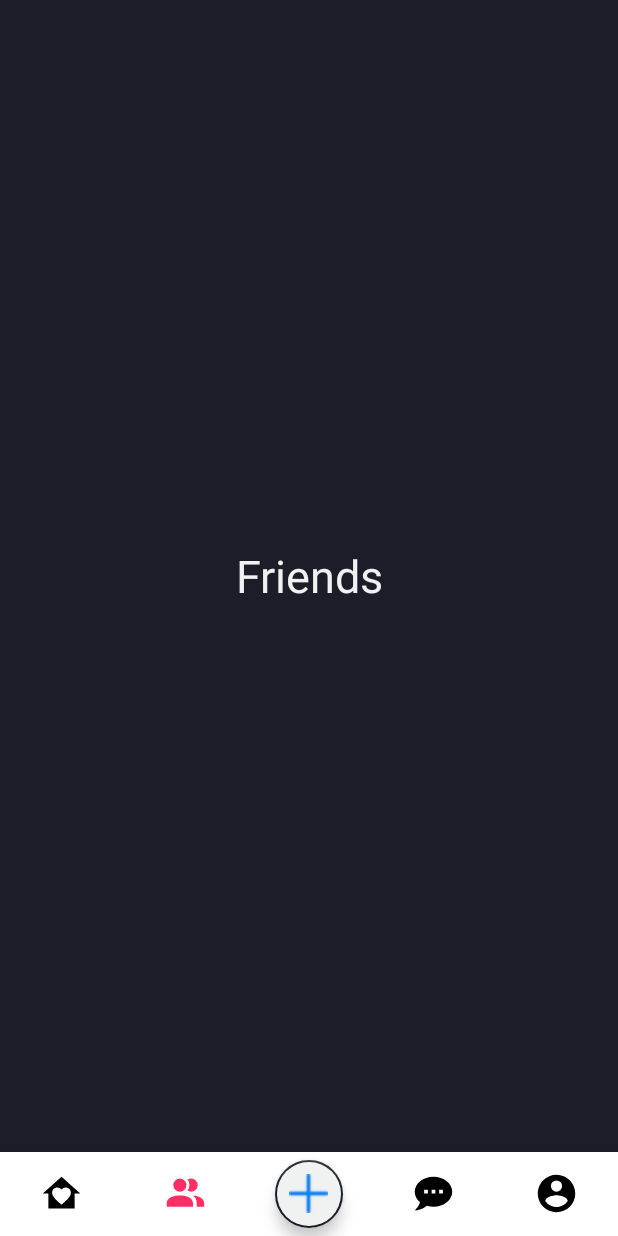
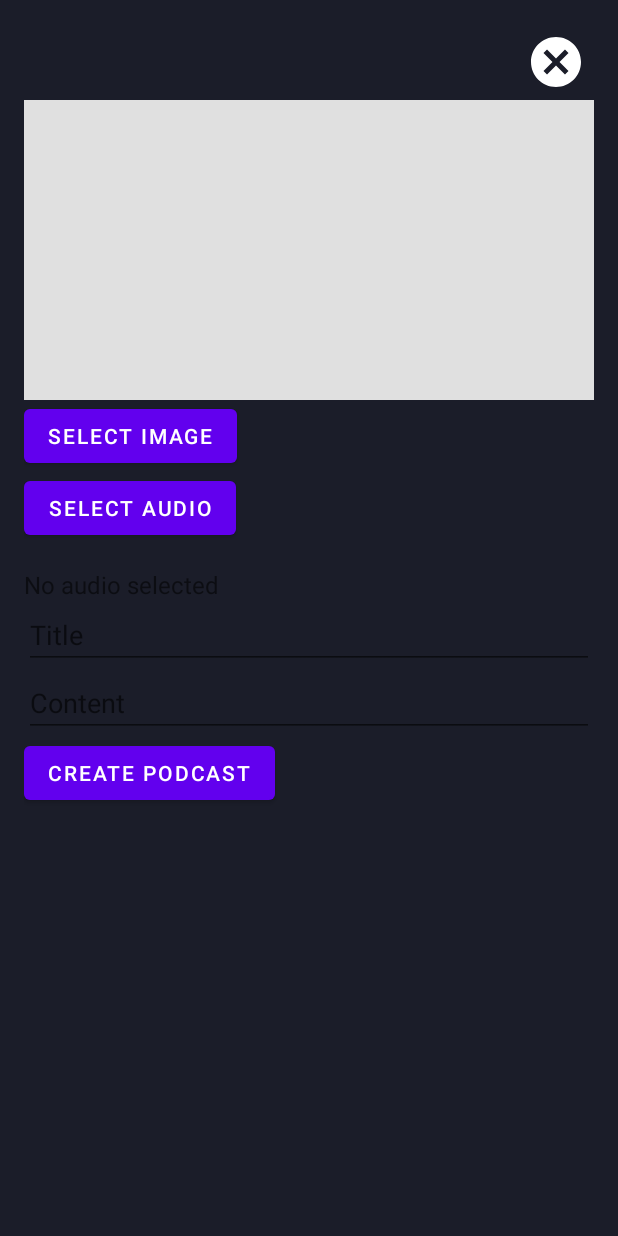
Before and after one commit to nauht1/blankcil_android, an Android app: the MainActivity screen opened directly, with no data from a screen before it, item 3 of the bottom bar chosen, on a phone screen of 412 x 824 dp. Run offline under Robolectric (Android 15) with nearby library versions, the phone set to English and light mode, and no system bars; pictures from the network do not load.

Commit message:
create podcast
Signed-off-by: MinhThuan <thuanngo454@gmail.com>

```diff
--- a/app/src/main/AndroidManifest.xml
+++ b/app/src/main/AndroidManifest.xml
@@ -4,6 +4,10 @@
     <uses-permission android:name="android.permission.ACCESS_NETWORK_STATE" />
     <uses-permission android:name="android.permission.INTERNET" />
     <uses-permission android:name="android.permission.ACCESS_WIFI_STATE" />
+    <uses-permission android:name="android.permission.READ_MEDIA_IMAGES" />
+    <uses-permission android:name="android.permission.READ_MEDIA_AUDIO" />
+    <uses-permission android:name="android.permission.READ_MEDIA_VIDEO" />
+    <uses-permission android:name="android.permission.READ_EXTERNAL_STORAGE" />
     <application
         android:networkSecurityConfig="@xml/network_security_config"
         android:allowBackup="true"
--- a/app/src/main/java/hcmute/com/blankcil/config/RetrofitClient.java
+++ b/app/src/main/java/hcmute/com/blankcil/config/RetrofitClient.java
@@ -11,11 +11,11 @@ import retrofit2.converter.gson.GsonConverterFactory;
 
 public class RetrofitClient {
     //Dùng để chạy local host song song với máy ảo
-//    private static String BASE_URL="http://10.0.2.2:9090/api/v1/";
+    private static String BASE_URL="http://10.0.2.2:9090/api/v1/";
 
     //Dùng để chạy local host song song với máy THẬT, cả 2 thiết bị phải cùng kết nối chung 1 internet
     //và thay IPv4 của (windows/mac) vào bên dưới nhé.
-    private static String BASE_URL="http://192.168.1.3:9090/api/v1/";
+//    private static String BASE_URL="http://192.168.1.3:9090/api/v1/";
 
 
     private static RetrofitClient retrofitClient;
--- a/app/src/main/java/hcmute/com/blankcil/constants/APIService.java
+++ b/app/src/main/java/hcmute/com/blankcil/constants/APIService.java
@@ -2,14 +2,18 @@ package hcmute.com.blankcil.constants;
 
 import hcmute.com.blankcil.model.AuthenticateRequest;
 import hcmute.com.blankcil.model.AuthenticateResponse;
+import hcmute.com.blankcil.model.PodcastModel;
 import hcmute.com.blankcil.model.PodcastResponse;
 import hcmute.com.blankcil.model.ProfileResponse;
-import hcmute.com.blankcil.model.UserModel;
+import hcmute.com.blankcil.model.ResponseModel;
+import okhttp3.MultipartBody;
 import retrofit2.Call;
 import retrofit2.http.Body;
 import retrofit2.http.GET;
 import retrofit2.http.Header;
+import retrofit2.http.Multipart;
 import retrofit2.http.POST;
+import retrofit2.http.Part;
 import retrofit2.http.Query;
 
 public interface APIService {
@@ -18,6 +22,16 @@ public interface APIService {
             @Header("Authorization") String token,
             @Query("pageNumber") int pageNumber,
             @Query("trending") boolean trending
+    );
+
+    @Multipart
+    @POST("podcast/upload")
+    Call<ResponseModel<PodcastModel>> createPodcast(
+            @Header("Authorization") String token,
+            @Part MultipartBody.Part title,
+            @Part MultipartBody.Part content,
+            @Part MultipartBody.Part imageFile,
+            @Part MultipartBody.Part audioFile
     );
 
     @POST("auth/authenticate")
--- a/app/src/main/java/hcmute/com/blankcil/view/activities/MainActivity.java
+++ b/app/src/main/java/hcmute/com/blankcil/view/activities/MainActivity.java
@@ -2,23 +2,31 @@ package hcmute.com.blankcil.view.activities;
 
 import androidx.annotation.NonNull;
 import androidx.appcompat.app.AppCompatActivity;
+import androidx.fragment.app.Fragment;
+import androidx.fragment.app.FragmentManager;
+import androidx.fragment.app.FragmentTransaction;
 import androidx.viewpager2.widget.ViewPager2;
 
 import android.os.Bundle;
 import android.view.MenuItem;
+import android.view.View;
+import android.widget.ImageButton;
 
+import com.google.android.material.bottomappbar.BottomAppBar;
 import com.google.android.material.bottomnavigation.BottomNavigationView;
+import com.google.android.material.floatingactionbutton.FloatingActionButton;
 import com.google.android.material.navigation.NavigationBarView;
 
 import hcmute.com.blankcil.R;
 import hcmute.com.blankcil.view.adapter.ViewPagerAdapter;
-import hcmute.com.blankcil.databinding.ActivityMainBinding;
+import hcmute.com.blankcil.view.fragments.CreatePodcastFragment;
 
 public class MainActivity extends AppCompatActivity {
     private ViewPager2 mViewPager;
     private BottomNavigationView mBottomNavigationView;
-    ActivityMainBinding activityMainBinding;
     private BottomNavigationView bottomNav;
+    private FloatingActionButton fabCreatePodcast;
+    private BottomAppBar bottomAppBar;
     @Override
     protected void onCreate(Bundle savedInstanceState) {
         super.onCreate(savedInstanceState);
@@ -26,9 +34,26 @@ public class MainActivity extends AppCompatActivity {
 
         mViewPager = findViewById(R.id.viewPager);
         mBottomNavigationView = findViewById(R.id.bottomNav);
+        fabCreatePodcast = findViewById(R.id.fabCreatePodcast);
+        bottomAppBar = findViewById(R.id.bottomAppBar);
 
         ViewPagerAdapter viewPagerAdapter = new ViewPagerAdapter(this);
         mViewPager.setAdapter(viewPagerAdapter);
+
+        fabCreatePodcast.setOnClickListener(new View.OnClickListener() {
+            @Override
+            public void onClick(View v) {
+                mViewPager.setVisibility(View.GONE);
+                mBottomNavigationView.setVisibility(View.GONE);
+                bottomAppBar.setVisibility(View.GONE);
+
+                Fragment mFragment = null;
+                mFragment = new CreatePodcastFragment();
+                FragmentManager fragmentManager = getSupportFragmentManager();
+                fragmentManager.beginTransaction()
+                        .replace(R.id.fragment_container, mFragment).commit();
+            }
+        });
 
         mViewPager.registerOnPageChangeCallback(new ViewPager2.OnPageChangeCallback() {
             @Override
--- /dev/null
+++ b/app/src/main/java/hcmute/com/blankcil/view/fragments/CreatePodcastFragment.java
@@ -0,0 +1,239 @@
+package hcmute.com.blankcil.view.fragments;
+
+import android.annotation.SuppressLint;
+import android.app.Activity;
+import android.content.Intent;
+import android.database.Cursor;
+import android.media.MediaPlayer;
+import android.net.Uri;
+import android.os.Bundle;
+
+import androidx.annotation.NonNull;
+import androidx.annotation.Nullable;
+import androidx.fragment.app.Fragment;
+import androidx.fragment.app.FragmentManager;
+
+import android.provider.MediaStore;
+import android.util.Log;
+import android.view.LayoutInflater;
+import android.view.View;
+import android.view.ViewGroup;
+import android.widget.Button;
+import android.widget.EditText;
+import android.widget.ImageButton;
+import android.widget.ImageView;
+import android.widget.ProgressBar;
+import android.widget.TextView;
+import android.widget.Toast;
+
+import com.google.android.material.floatingactionbutton.FloatingActionButton;
+
+import java.io.File;
+import java.io.FileOutputStream;
+import java.io.IOException;
+import java.io.InputStream;
+import java.io.OutputStream;
+
+import hcmute.com.blankcil.R;
+import hcmute.com.blankcil.config.RetrofitClient;
+import hcmute.com.blankcil.constants.APIService;
+import hcmute.com.blankcil.model.PodcastModel;
+import hcmute.com.blankcil.model.PodcastResponse;
+import hcmute.com.blankcil.model.ResponseModel;
+import hcmute.com.blankcil.utils.SharedPrefManager;
+import hcmute.com.blankcil.view.activities.MainActivity;
+import hcmute.com.blankcil.view.adapter.PodcastAdapter;
+import okhttp3.MediaType;
+import okhttp3.MultipartBody;
+import okhttp3.RequestBody;
+
+import okhttp3.Response;
+import retrofit2.Call;
+import retrofit2.Callback;
+
+public class CreatePodcastFragment extends Fragment {
+
+    private static final int PICK_IMAGE_REQUEST = 1;
+    private static final int PICK_AUDIO_REQUEST = 2;
+    private static final String TAG = "CreatePodcastFragment";
+    private Uri imageUri;
+    private Uri audioUri;
+
+    private ImageView imageView;
+    private EditText titleEditText;
+    private EditText contentEditText;
+    private Button selectImageButton;
+    private Button selectAudioButton;
+    private Button createPodcastButton;
+    private APIService apiService;
+    private Activity activity;
+    ImageButton closeBtn;
+    ProgressBar progressBar;
+    FloatingActionButton fabCreatePodcast;
+    private TextView audioFileNameTextView;
+    @Nullable
+    @Override
+    public View onCreateView(@NonNull LayoutInflater inflater, @Nullable ViewGroup container, @Nullable Bundle savedInstanceState) {
+        View view = inflater.inflate(R.layout.fragment_create_podcast, container, false);
+        Log.d(TAG, "onCreateView: Fragment Created");
+        activity = getActivity();
+
+        RetrofitClient retrofitClient = RetrofitClient.getInstance();
+        apiService = retrofitClient.getApi();
+
+        progressBar = ((MainActivity) getActivity()).findViewById(R.id.uploadingProgress);
+        fabCreatePodcast = ((MainActivity) getActivity()).findViewById(R.id.fabCreatePodcast);
+        fabCreatePodcast.setVisibility(View.GONE);
+        imageView = view.findViewById(R.id.imageView);
+        titleEditText = view.findViewById(R.id.titleEditText);
+        contentEditText = view.findViewById(R.id.contentEditText);
+        selectImageButton = view.findViewById(R.id.selectImageButton);
+        selectAudioButton = view.findViewById(R.id.selectAudioButton);
+        createPodcastButton = view.findViewById(R.id.createPodcastButton);
+        audioFileNameTextView = view.findViewById(R.id.audioFileNameTextView);
+        selectImageButton.setOnClickListener(v -> openFileChooser(PICK_IMAGE_REQUEST));
+        selectAudioButton.setOnClickListener(v -> openFileChooser(PICK_AUDIO_REQUEST));
+
+
+
+        closeBtn = view.findViewById(R.id.closeButton);
+
+        // Xử lý nút đóng
+        closeBtn.setOnClickListener(new View.OnClickListener() {
+            @Override
+            public void onClick(View v) {
+                closeFragment();
+                fabCreatePodcast.setVisibility(View.VISIBLE);
+            }
+        });
+
+        createPodcastButton.setOnClickListener(v -> {
+            try {
+                uploadPodcast();
+            } catch (IOException e) {
+                throw new RuntimeException(e);
+            }
+        });
+
+        return view;
+    }
+
+    private void closeFragment() {
+        getParentFragmentManager().beginTransaction().remove(CreatePodcastFragment.this).commit();
+
+        // Hiển thị lại ViewPager2 và BottomNavigationView
+        MainActivity mainActivity = (MainActivity) getActivity();
+        if (mainActivity != null) {
+            mainActivity.findViewById(R.id.viewPager).setVisibility(View.VISIBLE);
+            mainActivity.findViewById(R.id.bottomNav).setVisibility(View.VISIBLE);
+            mainActivity.findViewById(R.id.bottomAppBar).setVisibility(View.VISIBLE);
+        }
+    }
+
+    private void openFileChooser(int requestCode) {
+        Intent intent = new Intent(Intent.ACTION_GET_CONTENT);
+        if (requestCode == PICK_IMAGE_REQUEST) {
+            intent.setType("image/*");
+        } else if (requestCode == PICK_AUDIO_REQUEST) {
+            intent.setType("audio/*");
+        }
+        startActivityForResult(intent, requestCode);
+    }
+
+    @Override
+    public void onActivityResult(int requestCode, int resultCode, @Nullable Intent data) {
+        super.onActivityResult(requestCode, resultCode, data);
+        if (resultCode == getActivity().RESULT_OK && data != null && data.getData() != null) {
+            if (requestCode == PICK_IMAGE_REQUEST) {
+                imageUri = data.getData();
+                imageView.setImageURI(imageUri);
+            } else if (requestCode == PICK_AUDIO_REQUEST) {
+                audioUri = data.getData();
+                audioFileNameTextView.setText(getFileName(audioUri));
+            }
+        }
+    }
+
+    private void uploadPodcast() throws IOException {
+        String title = titleEditText.getText().toString();
+        String content = contentEditText.getText().toString();
+
+        if (imageUri == null) {
+            Toast.makeText(activity, "Vui lòng chọn ảnh", Toast.LENGTH_SHORT).show();
+            return;
+        }
+
+        if (audioUri == null) {
+            Toast.makeText(activity, "Vui lòng chọn audio", Toast.LENGTH_SHORT).show();
+            return;
+        }
+
+        if (title.isEmpty()) {
+            titleEditText.setError("Vui lòng nhập tiêu đề");
+            return;
+        }
+
+        //Dong form khi an tao
+        closeFragment();
+        progressBar.setVisibility(View.VISIBLE);
+        fabCreatePodcast.setVisibility(View.GONE);
+
+        MultipartBody.Part imagePart = prepareFilePart("imageFile", imageUri);
+        MultipartBody.Part audioPart = prepareFilePart("audioFile", audioUri);
+
+        MultipartBody.Part titlePart = MultipartBody.Part.createFormData("title", title);
+        MultipartBody.Part contentPart = MultipartBody.Part.createFormData("content", content);
+
+        // Assuming you have a Retrofit instance and API interface set up
+        apiService.createPodcast("Bearer " + SharedPrefManager.getInstance(getContext()).getAccessToken(),
+                titlePart, contentPart, imagePart, audioPart).enqueue(new Callback<ResponseModel<PodcastModel>>() {
+            @Override
+            public void onResponse(Call<ResponseModel<PodcastModel>> call, retrofit2.Response<ResponseModel<PodcastModel>> response) {
+                if (response.isSuccessful() && response.body() != null) {
+                    progressBar.setVisibility(View.GONE);
+                    fabCreatePodcast.setVisibility(View.VISIBLE);
+                    Toast.makeText(activity, "Đã đăng tải thành công!", Toast.LENGTH_SHORT).show();
+                }
+                else {
+                    Toast.makeText(activity, "Thất bại", Toast.LENGTH_SHORT).show();
+                }
+            }
+
+            @Override
+            public void onFailure(Call<ResponseModel<PodcastModel>> call, Throwable t) {
+                Log.d("CreatPodcast", "Failed" + t.getMessage());
+            }
+        });
+    }
+
+    private MultipartBody.Part prepareFilePart(String partName, Uri fileUri) throws IOException {
+        InputStream inputStream = getContext().getContentResolver().openInputStream(fileUri);
+        byte[] fileContent = new byte[inputStream.available()];
+        inputStream.read(fileContent);
+        RequestBody requestBody = RequestBody.create(MediaType.parse(getContext().getContentResolver().getType(fileUri)), fileContent);
+        return MultipartBody.Part.createFormData(partName, getFileName(fileUri), requestBody);
+    }
+
+    @SuppressLint("Range")
+    private String getFileName(Uri uri) {
+        String result = null;
+        if (uri.getScheme().equals("content")) {
+            Cursor cursor = getContext().getContentResolver().query(uri, null, null, null, null);
+            try {
+                if (cursor != null && cursor.moveToFirst()) {
+                    result = cursor.getString(cursor.getColumnIndex(MediaStore.Images.Media.DISPLAY_NAME));
+                }
+            } finally {
+                cursor.close();
+            }
+        }
+        if (result == null) {
+            result = uri.getPath();
+            int cut = result.lastIndexOf('/');
+            if (cut != -1) {
+                result = result.substring(cut + 1);
+            }
+        }
+        return result;
+    }
+}
--- /dev/null
+++ b/app/src/main/res/drawable/ic_close.xml
@@ -0,0 +1,10 @@
+<!-- drawable/close_circle.xml -->
+<vector xmlns:android="http://schemas.android.com/apk/res/android"
+    android:width="40dp"
+    android:height="40dp"
+    android:viewportWidth="24"
+    android:viewportHeight="24">
+    <path
+        android:fillColor="#FFFFFF"
+        android:pathData="M12,2C17.53,2 22,6.47 22,12C22,17.53 17.53,22 12,22C6.47,22 2,17.53 2,12C2,6.47 6.47,2 12,2M15.59,7L12,10.59L8.41,7L7,8.41L10.59,12L7,15.59L8.41,17L12,13.41L15.59,17L17,15.59L13.41,12L17,8.41L15.59,7Z" />
+</vector>
--- /dev/null
+++ b/app/src/main/res/drawable/ic_pause.xml
@@ -0,0 +1 @@
+<!-- drawable/play.xml --><vector xmlns:android="http://schemas.android.com/apk/res/android" android:height="24dp" android:width="24dp" android:viewportWidth="24" android:viewportHeight="24"><path android:fillColor="#000000" android:pathData="M8,5.14V19.14L19,12.14L8,5.14Z" /></vector>
--- a/app/src/main/res/layout/activity_main.xml
+++ b/app/src/main/res/layout/activity_main.xml
@@ -42,7 +42,7 @@
     </RelativeLayout>
 
     <com.google.android.material.floatingactionbutton.FloatingActionButton
-        android:id="@+id/floatingActionButton"
+        android:id="@+id/fabCreatePodcast"
         android:layout_width="wrap_content"
         android:layout_height="wrap_content"
         android:backgroundTint="@color/white"
@@ -56,4 +56,18 @@
         app:maxImageSize="26dp"
         app:tint="@color/blue" />
 
+    <FrameLayout
+        android:id="@+id/fragment_container"
+        android:layout_width="match_parent"
+        android:layout_height="match_parent"
+        android:layout_above="@id/bottomNav" />
+
+    <ProgressBar
+        android:id="@+id/uploadingProgress"
+        android:layout_width="wrap_content"
+        android:layout_height="wrap_content"
+        android:layout_gravity="bottom|center_horizontal"
+        android:visibility="gone"
+        android:layout_above="@id/bottomNav"/>
+
 </androidx.coordinatorlayout.widget.CoordinatorLayout>
--- /dev/null
+++ b/app/src/main/res/layout/fragment_create_podcast.xml
@@ -0,0 +1,62 @@
+<?xml version="1.0" encoding="utf-8"?>
+<LinearLayout xmlns:android="http://schemas.android.com/apk/res/android"
+    android:layout_width="match_parent"
+    android:layout_height="match_parent"
+    android:orientation="vertical"
+    android:padding="16dp">
+
+    <!-- Nút đóng fragment -->
+    <ImageButton
+        android:id="@+id/closeButton"
+        android:layout_width="wrap_content"
+        android:layout_height="wrap_content"
+        android:src="@drawable/ic_close"
+        android:background="?android:selectableItemBackgroundBorderless"
+        android:padding="5dp"
+        android:layout_gravity="end" />
+
+    <ImageView
+        android:id="@+id/imageView"
+        android:layout_width="match_parent"
+        android:layout_height="200dp"
+        android:background="#e0e0e0" />
+
+    <Button
+        android:id="@+id/selectImageButton"
+        android:layout_width="wrap_content"
+        android:layout_height="wrap_content"
+        android:text="Select Image" />
+
+    <Button
+        android:id="@+id/selectAudioButton"
+        android:layout_width="wrap_content"
+        android:layout_height="wrap_content"
+        android:text="Select Audio" />
+
+    <TextView
+        android:id="@+id/audioFileNameTextView"
+        android:layout_width="wrap_content"
+        android:layout_height="wrap_content"
+        android:layout_below="@id/selectAudioButton"
+        android:layout_marginTop="16dp"
+        android:text="No audio selected"
+        android:textSize="16sp" />
+
+    <EditText
+        android:id="@+id/titleEditText"
+        android:layout_width="match_parent"
+        android:layout_height="wrap_content"
+        android:hint="Title" />
+
+    <EditText
+        android:id="@+id/contentEditText"
+        android:layout_width="match_parent"
+        android:layout_height="wrap_content"
+        android:hint="Content" />
+
+    <Button
+        android:id="@+id/createPodcastButton"
+        android:layout_width="wrap_content"
+        android:layout_height="wrap_content"
+        android:text="Create Podcast" />
+</LinearLayout>
```
Also changed, not shown: app/src/main/java/hcmute/com/blankcil/model/PodcastModel.java (+12 -1 lines), app/src/main/java/hcmute/com/blankcil/model/ResponseModel.java (added, +39 -0 lines), app/src/main/java/hcmute/com/blankcil/utils/SharedPrefManager.java (+12 -0 lines), app/src/main/java/hcmute/com/blankcil/view/adapter/PodcastAdapter.java (+12 -1 lines).
